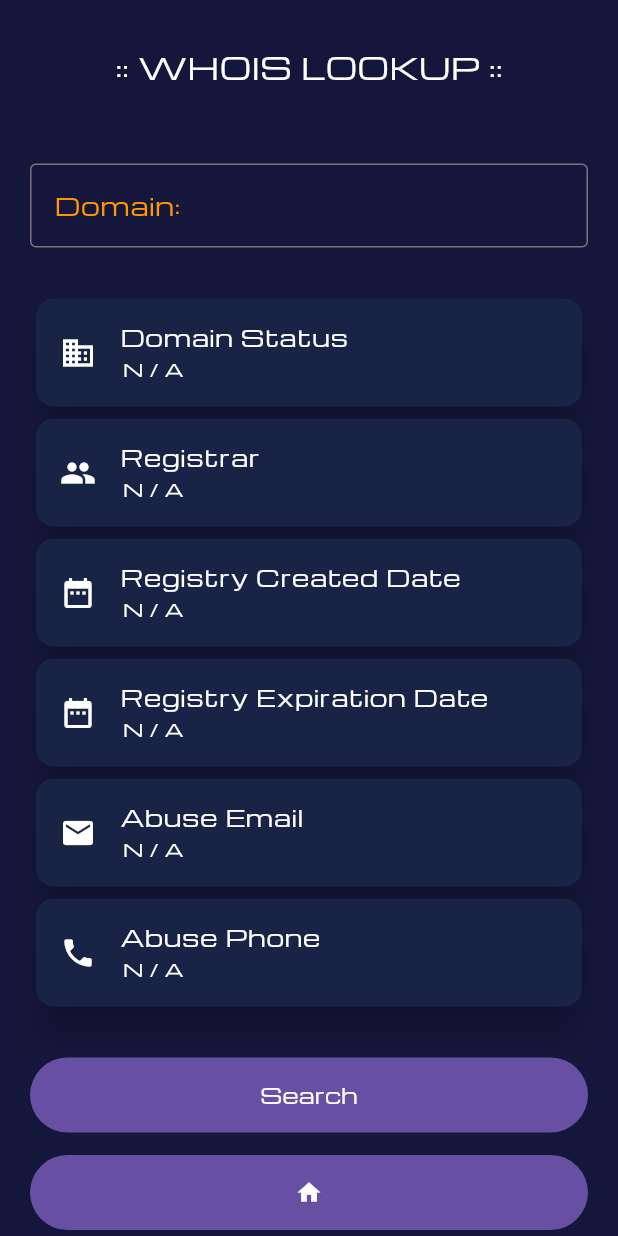
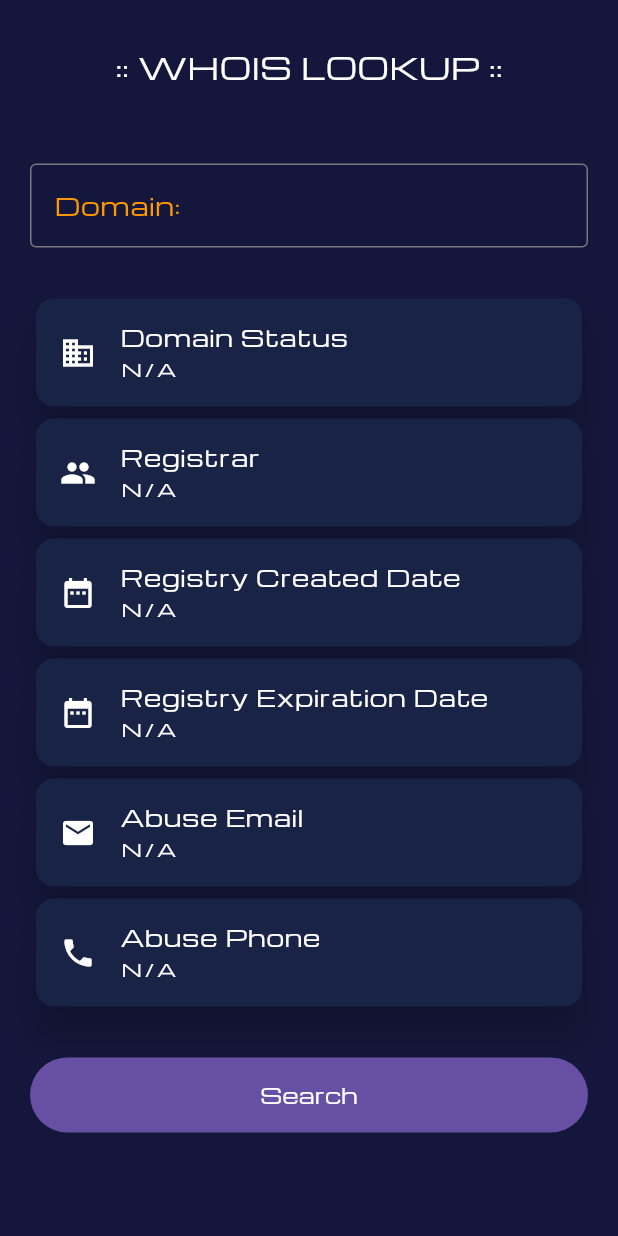
Before and after one commit to 0xFF4144FF/GenetToolkit, a Flutter app: the Whois screen opened directly, on a phone screen of 412 x 824 dp. Run offline on Flutter 3.47's test engine with Material 3 defaults, Android fonts, the phone set to English and light mode, and no system bars; our stand-ins replace flutter_spinkit.

Commit message:
Organize Code

```diff
--- a/lib/pages/whois.dart
+++ b/lib/pages/whois.dart
@@ -1,50 +1,6 @@
 import 'package:flutter/material.dart';
-import 'package:http/http.dart';
-import 'dart:convert';
-
-class WHOISData{
-  String domainStatus = 'N/A';
-  String registrar = 'N/A';
-  String registryCreatedDate = 'N/A';
-  String rigistryExpirationDate = 'N/A';
-  String abuseEmail = 'N/A';
-  String abusePhone = 'N/A';
-  WHOISData(this.domainStatus, this.registrar,
-            this.registryCreatedDate, this.rigistryExpirationDate,
-            this.abuseEmail, this.abusePhone);
-}
-
-Future<WHOISData> getWHOISData(String domain) async {
-  Uri uri = Uri(
-    scheme: 'https',
-    host: 'networkcalc.com',
-    path: '/api/dns/whois/$domain'
-  );
-  Response response = await get(uri);
-    if (response.statusCode == 200) {
-      Map data = jsonDecode(response.body);
-
-      dynamic udomainStatus = data['whois']['domain_status'];
-      dynamic uregistrar = data['whois']['registrar'];
-      dynamic uregistryCreatedDate = data['whois']['registry_created_date'];
-      dynamic urigistryExpirationDate = data['whois']['registry_expiration_date'];
-      dynamic uabuseEmail = data['whois']['abuse_email'];
-      dynamic uabusePhone = data['whois']['abuse_phone'];
-
-      String domainStatus = data['whois']['domain_status'] != null ? udomainStatus : 'N/A';
-      String registrar = data['whois']['registrar'] != null ? uregistrar : 'N/A';
-      String registryCreatedDate = data['whois']['registry_created_date'] != null ? uregistryCreatedDate : 'N/A';
-      String rigistryExpirationDate = data['whois']['registry_expiration_date'] != null ? urigistryExpirationDate : 'N/A';
-      String abuseEmail = data['whois']['abuse_email'] != null ? uabuseEmail : 'N/A';
-      String abusePhone = data['whois']['abuse_phone'] != null ? uabusePhone : 'N/A';
-
-      return WHOISData(domainStatus, registrar, registryCreatedDate,
-                       rigistryExpirationDate, abuseEmail, abusePhone);
-
-    } else {
-      return WHOISData('N/A','N/A', 'N/A', 'N/A', 'N/A', 'N/A');
-    }
-}
+import 'package:genet/utils/types.dart';
+import 'package:genet/utils/networking_funcs.dart';
 
 class Whois extends StatefulWidget {
   const Whois({super.key});
@@ -106,7 +62,7 @@ class _WhoisState extends State<Whois> {
                       child: ListTile(
                         leading: const Icon(Icons.domain, color: Colors.white,),
                         title: const Text('Domain Status', style: TextStyle(color: Colors.white, fontSize: 15)),
-                        subtitle: Text(domainStatus, style: const TextStyle(letterSpacing: 4, color: Colors.white, fontSize: 12),),
+                        subtitle: Text(domainStatus, style: const TextStyle(letterSpacing: 2, color: Colors.white, fontSize: 12),),
                       )
                     ),
                     Card(
@@ -115,7 +71,7 @@ class _WhoisState extends State<Whois> {
                       child: ListTile(
                         leading: const Icon(Icons.people, color: Colors.white,),
                         title: const Text('Registrar', style: TextStyle(color: Colors.white, fontSize: 15)),
-                        subtitle: Text(registrar, style: const TextStyle(letterSpacing: 4, color: Colors.white, fontSize: 12),),
+                        subtitle: Text(registrar, style: const TextStyle(letterSpacing: 2, color: Colors.white, fontSize: 12),),
                       )
                     ),
                     Card(
@@ -124,7 +80,7 @@ class _WhoisState extends State<Whois> {
                       child: ListTile(
                         leading: const Icon(Icons.date_range, color: Colors.white,),
                         title: const Text('Registry Created Date', style: TextStyle(color: Colors.white, fontSize: 15)),
-                        subtitle: Text(registryCreatedDate, style: const TextStyle(letterSpacing: 4, color: Colors.white, fontSize: 12),),
+                        subtitle: Text(registryCreatedDate, style: const TextStyle(letterSpacing: 2, color: Colors.white, fontSize: 12),),
                       )
                     ),
                     Card(
@@ -133,7 +89,7 @@ class _WhoisState extends State<Whois> {
                       child: ListTile(
                         leading: const Icon(Icons.date_range, color: Colors.white,),
                         title: const Text('Registry Expiration Date', style: TextStyle(color: Colors.white, fontSize: 15)),
-                        subtitle: Text(rigistryExpirationDate, style: const TextStyle(letterSpacing: 4, color: Colors.white, fontSize: 12),),
+                        subtitle: Text(rigistryExpirationDate, style: const TextStyle(letterSpacing: 2, color: Colors.white, fontSize: 12),),
                       )
                     ),
                     Card(
@@ -142,7 +98,7 @@ class _WhoisState extends State<Whois> {
                       child: ListTile(
                         leading: const Icon(Icons.email, color: Colors.white,),
                         title: const Text('Abuse Email', style: TextStyle(color: Colors.white, fontSize: 15)),
-                        subtitle: Text(abuseEmail, style: const TextStyle(letterSpacing: 4, color: Colors.white, fontSize: 12),),
+                        subtitle: Text(abuseEmail, style: const TextStyle(letterSpacing: 2, color: Colors.white, fontSize: 12),),
                       )
                     ),
                     Card(
@@ -151,7 +107,7 @@ class _WhoisState extends State<Whois> {
                       child: ListTile(
                         leading: const Icon(Icons.phone, color: Colors.white,),
                         title: const Text('Abuse Phone', style: TextStyle(color: Colors.white, fontSize: 15)),
-                        subtitle: Text(abusePhone, style: const TextStyle(letterSpacing: 4, color: Colors.white, fontSize: 12),),
+                        subtitle: Text(abusePhone, style: const TextStyle(letterSpacing: 2, color: Colors.white, fontSize: 12),),
                       )
                     ),
                     const SizedBox(height: 30),
@@ -175,16 +131,6 @@ class _WhoisState extends State<Whois> {
                         child: const Text('Search'),
                       ),
                     ),
-                    const SizedBox(height: 15),
-                    SizedBox(
-                      height: 50,
-                      child: FilledButton(
-                        onPressed: (){
-                          Navigator.pop(context);
-                        },
-                        child: const Icon(Icons.home),
-                      ),
-                    ),
                   ],
                 ),
               ]
--- /dev/null
+++ b/lib/utils/types.dart
@@ -0,0 +1,18 @@
+
+class DNSData{
+  String address = '';
+  String ttl = '';
+  DNSData(this.address, this.ttl);
+}
+
+class WHOISData{
+  String domainStatus = 'N/A';
+  String registrar = 'N/A';
+  String registryCreatedDate = 'N/A';
+  String rigistryExpirationDate = 'N/A';
+  String abuseEmail = 'N/A';
+  String abusePhone = 'N/A';
+  WHOISData(this.domainStatus, this.registrar,
+            this.registryCreatedDate, this.rigistryExpirationDate,
+            this.abuseEmail, this.abusePhone);
+}
```
Also changed, not shown: lib/main.dart (+4 -6 lines), lib/pages/dnslookup.dart (+4 -42 lines), lib/pages/home.dart (+4 -10 lines), lib/pages/networking.dart (added, +39 -0 lines), lib/utils/networking_funcs.dart (added, +57 -0 lines).
